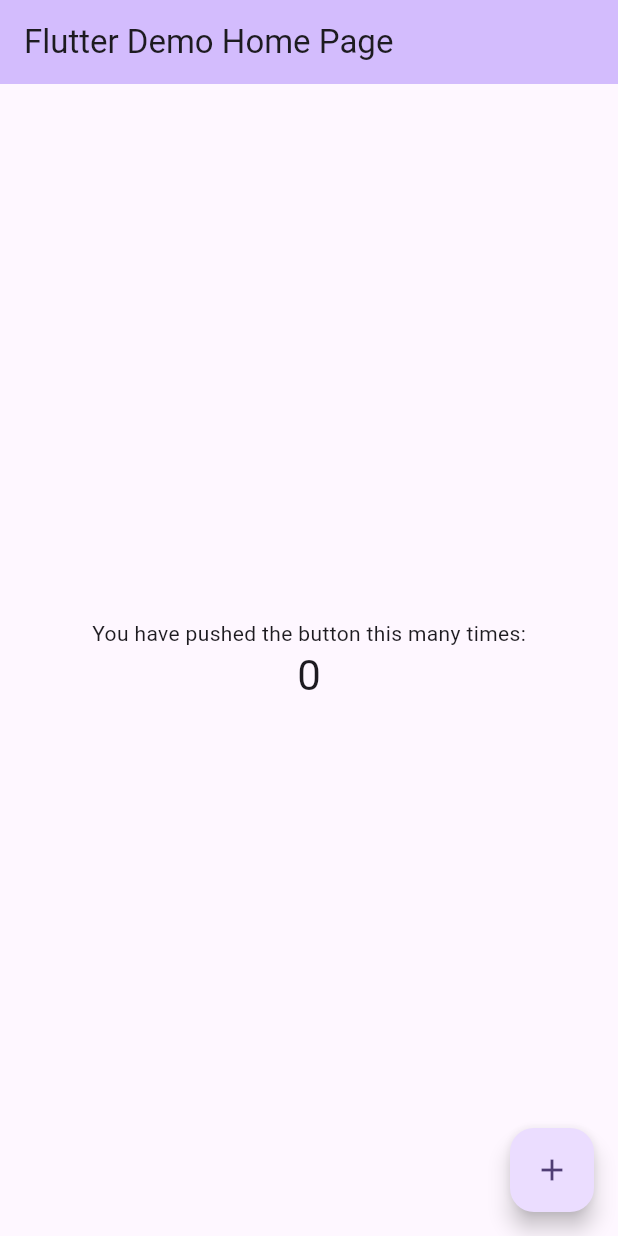
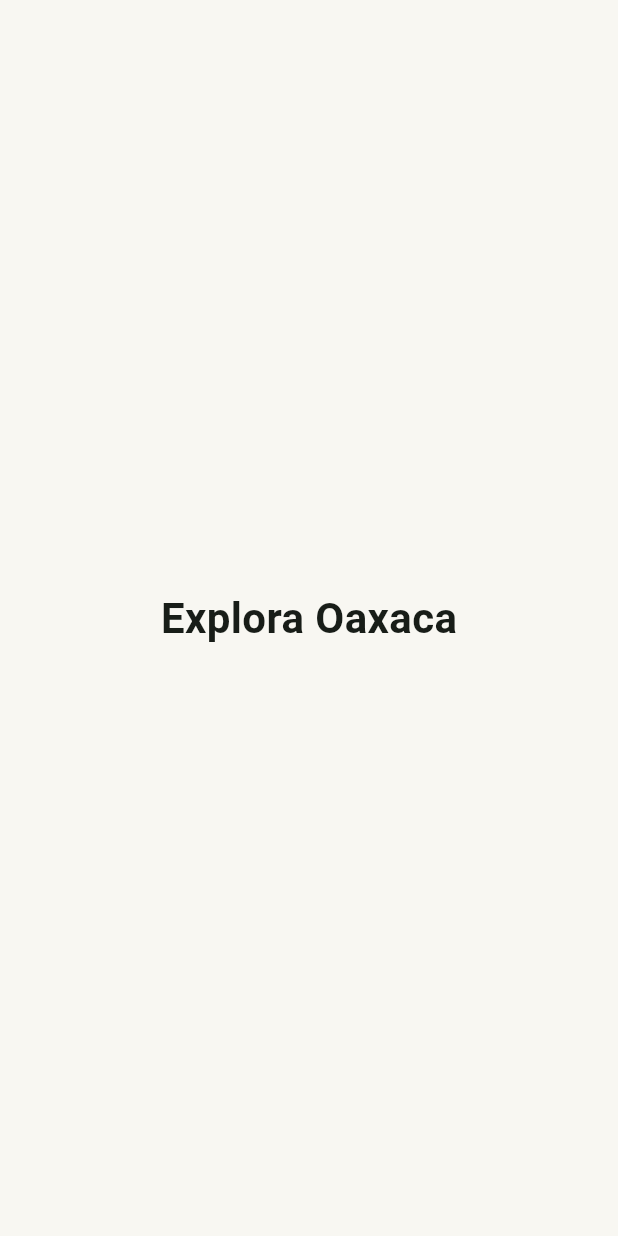
Before and after one commit to Felix-Angel/Poryecto-explora-oaxaca, a Flutter app: the screen it shows after launch, on a phone screen of 412 x 824 dp. Run offline on Flutter 3.47's test engine with Material 3 defaults, Android fonts, the phone set to English and light mode, and no system bars.

Commit message:
Configurar base y tema inicial de Explora Oaxaca

```diff
--- /dev/null
+++ b/lib/app.dart
@@ -0,0 +1,24 @@
+import 'package:flutter/material.dart';
+
+import 'core/theme/app_theme.dart';
+
+class ExploraOaxacaApp extends StatelessWidget {
+  const ExploraOaxacaApp({super.key});
+
+  @override
+  Widget build(BuildContext context) {
+    return MaterialApp(
+      title: 'Explora Oaxaca',
+      debugShowCheckedModeBanner: false,
+      theme: AppTheme.theme,
+      home: const Scaffold(
+        body: Center(
+          child: Text(
+            'Explora Oaxaca',
+            style: TextStyle(fontSize: 28, fontWeight: FontWeight.bold),
+          ),
+        ),
+      ),
+    );
+  }
+}
--- /dev/null
+++ b/lib/core/theme/app_theme.dart
@@ -0,0 +1,20 @@
+import 'package:flutter/material.dart';
+
+class AppTheme {
+  static ThemeData get theme {
+    return ThemeData(
+      useMaterial3: true,
+      colorScheme: ColorScheme.fromSeed(
+        seedColor: const Color(0xFF386641),
+        brightness: Brightness.light,
+      ),
+      scaffoldBackgroundColor: const Color(0xFFF8F7F2),
+      appBarTheme: const AppBarTheme(
+        centerTitle: false,
+        backgroundColor: Color(0xFFF8F7F2),
+        foregroundColor: Color(0xFF283618),
+        elevation: 0,
+      ),
+    );
+  }
+}
--- a/lib/main.dart
+++ b/lib/main.dart
@@ -1,122 +1,7 @@
 import 'package:flutter/material.dart';
 
+import 'app.dart';
+
 void main() {
-  runApp(const MyApp());
+  runApp(const ExploraOaxacaApp());
 }
-
-class MyApp extends StatelessWidget {
-  const MyApp({super.key});
-
-  // This widget is the root of your application.
-  @override
-  Widget build(BuildContext context) {
-    return MaterialApp(
-      title: 'Flutter Demo',
-      theme: ThemeData(
-        // This is the theme of your application.
-        //
-        // TRY THIS: Try running your application with "flutter run". You'll see
-        // the application has a purple toolbar. Then, without quitting the app,
-        // try changing the seedColor in the colorScheme below to Colors.green
-        // and then invoke "hot reload" (save your changes or press the "hot
-        // reload" button in a Flutter-supported IDE, or press "r" if you used
-        // the command line to start the app).
-        //
-        // Notice that the counter didn't reset back to zero; the application
-        // state is not lost during the reload. To reset the state, use hot
-        // restart instead.
-        //
-        // This works for code too, not just values: Most code changes can be
-        // tested with just a hot reload.
-        colorScheme: .fromSeed(seedColor: Colors.deepPurple),
-      ),
-      home: const MyHomePage(title: 'Flutter Demo Home Page'),
-    );
-  }
-}
-
-class MyHomePage extends StatefulWidget {
-  const MyHomePage({super.key, required this.title});
-
-  // This widget is the home page of your application. It is stateful, meaning
-  // that it has a State object (defined below) that contains fields that affect
-  // how it looks.
-
-  // This class is the configuration for the state. It holds the values (in this
-  // case the title) provided by the parent (in this case the App widget) and
-  // used by the build method of the State. Fields in a Widget subclass are
-  // always marked "final".
-
-  final String title;
-
-  @override
-  State<MyHomePage> createState() => _MyHomePageState();
-}
-
-class _MyHomePageState extends State<MyHomePage> {
-  int _counter = 0;
-
-  void _incrementCounter() {
-    setState(() {
-      // This call to setState tells the Flutter framework that something has
-      // changed in this State, which causes it to rerun the build method below
-      // so that the display can reflect the updated values. If we changed
-      // _counter without calling setState(), then the build method would not be
-      // called again, and so nothing would appear to happen.
-      _counter++;
-    });
-  }
-
-  @override
-  Widget build(BuildContext context) {
-    // This method is rerun every time setState is called, for instance as done
-    // by the _incrementCounter method above.
-    //
-    // The Flutter framework has been optimized to make rerunning build methods
-    // fast, so that you can just rebuild anything that needs updating rather
-    // than having to individually change instances of widgets.
-    return Scaffold(
-      appBar: AppBar(
-        // TRY THIS: Try changing the color here to a specific color (to
-        // Colors.amber, perhaps?) and trigger a hot reload to see the AppBar
-        // change color while the other colors stay the same.
-        backgroundColor: Theme.of(context).colorScheme.inversePrimary,
-        // Here we take the value from the MyHomePage object that was created by
-        // the App.build method, and use it to set our appbar title.
-        title: Text(widget.title),
-      ),
-      body: Center(
-        // Center is a layout widget. It takes a single child and positions it
-        // in the middle of the parent.
-        child: Column(
-          // Column is also a layout widget. It takes a list of children and
-          // arranges them vertically. By default, it sizes itself to fit its
-          // children horizontally, and tries to be as tall as its parent.
-          //
-          // Column has various properties to control how it sizes itself and
-          // how it positions its children. Here we use mainAxisAlignment to
-          // center the children vertically; the main axis here is the vertical
-          // axis because Columns are vertical (the cross axis would be
-          // horizontal).
-          //
-          // TRY THIS: Invoke "debug painting" (choose the "Toggle Debug Paint"
-          // action in the IDE, or press "p" in the console), to see the
-          // wireframe for each widget.
-          mainAxisAlignment: .center,
-          children: [
-            const Text('You have pushed the button this many times:'),
-            Text(
-              '$_counter',
-              style: Theme.of(context).textTheme.headlineMedium,
-            ),
-          ],
-        ),
-      ),
-      floatingActionButton: FloatingActionButton(
-        onPressed: _incrementCounter,
-        tooltip: 'Increment',
-        child: const Icon(Icons.add),
-      ),
-    );
-  }
-}
```
